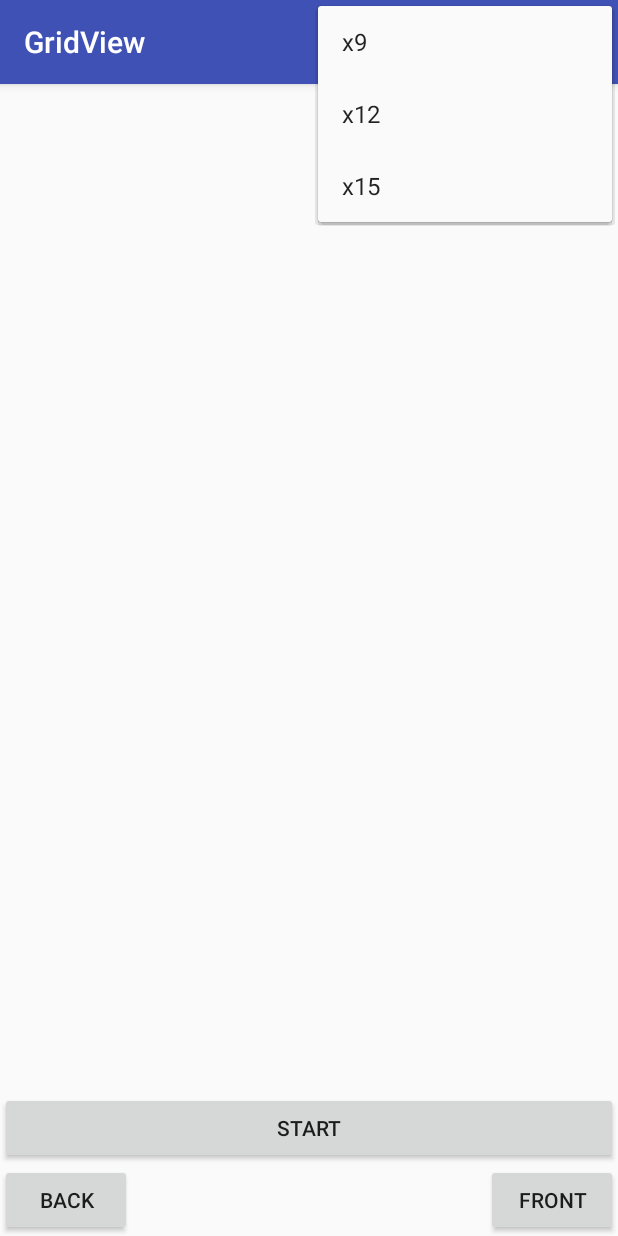
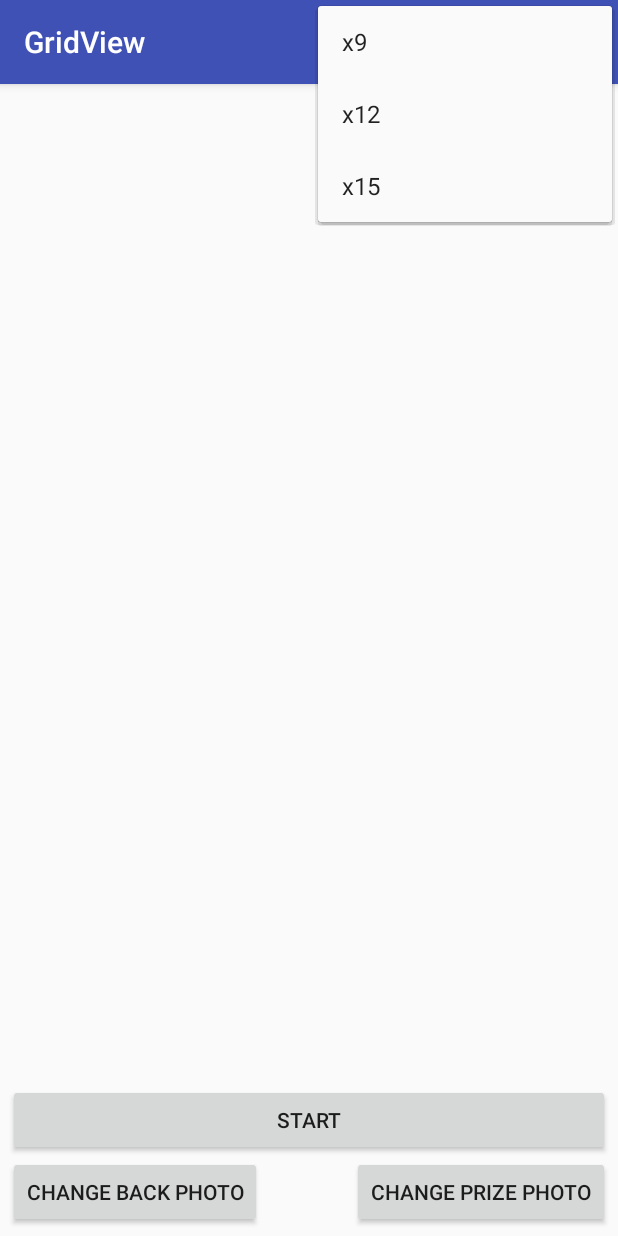
Before and after one commit to kelokchan/Luckydraw-App, an Android app: the screen it shows after launch (MainActivity), with the options menu open, on a phone screen of 412 x 824 dp. Run offline under Robolectric (Android 15) with nearby library versions, the phone set to English and light mode, and no system bars; libraries missing offline, so code that uses them is left out: me.iwf.photopicker.

```diff
--- a/app/src/main/java/com/example/loh/gridview/Adapter_box.java
+++ b/app/src/main/java/com/example/loh/gridview/Adapter_box.java
@@ -73,9 +73,9 @@ public class Adapter_box extends BaseAdapter {
 
         Box temp = box_list.get(position);
 
-        Picasso.with(context).load(new File(temp.front)).resize(100,100).centerCrop().into(holder.front);
+        Picasso.with(context).load(new File(temp.front)).resize(75,75).centerCrop().into(holder.front);
         if(temp.back!=null) {
-            Picasso.with(context).load(new File(temp.back)).resize(100,100).centerCrop().into(holder.back);
+            Picasso.with(context).load(new File(temp.back)).resize(75,75).centerCrop().into(holder.back);
         }
 
 
--- a/app/src/main/java/com/example/loh/gridview/MainActivity.java
+++ b/app/src/main/java/com/example/loh/gridview/MainActivity.java
@@ -84,7 +84,7 @@ public class MainActivity extends AppCompatActivity implements AdapterView.OnIte
             public void onClick(View v) {
                 PhotoPickerIntent intent = new PhotoPickerIntent(MainActivity.this);
                 intent.setPhotoCount(numberOfCards);
-                intent.setShowCamera(false);
+                intent.setShowCamera(true);
                 intent.setShowGif(false);
                 startActivityForResult(intent, 100);
             }
@@ -95,7 +95,7 @@ public class MainActivity extends AppCompatActivity implements AdapterView.OnIte
             public void onClick(View v) {
                 PhotoPickerIntent intent = new PhotoPickerIntent(MainActivity.this);
                 intent.setPhotoCount(1);
-                intent.setShowCamera(false);
+                intent.setShowCamera(true);
                 intent.setShowGif(false);
                 startActivityForResult(intent, 200);
             }
--- a/app/src/main/res/layout/activity_main.xml
+++ b/app/src/main/res/layout/activity_main.xml
@@ -5,7 +5,8 @@
     android:layout_height="match_parent"
     tools:context="com.example.loh.gridview.MainActivity"
     android:id="@+id/gridView_layout"
-    android:clipChildren="false">
+    android:clipChildren="false"
+    android:padding="5dp">
 
     <pl.droidsonroids.gif.GifImageView
         android:layout_width="match_parent"
@@ -56,7 +57,7 @@
     <Button
         android:layout_width="wrap_content"
         android:layout_height="wrap_content"
-        android:text="front"
+        android:text="Change prize photo"
         android:id="@+id/button1"
         android:clipChildren="false"
         android:layout_alignParentBottom="true"
@@ -66,7 +67,7 @@
     <Button
         android:layout_width="wrap_content"
         android:layout_height="wrap_content"
-        android:text="back"
+        android:text="Change back photo"
         android:id="@+id/button2"
         android:clipChildren="false"
         android:layout_alignParentBottom="true"
```
